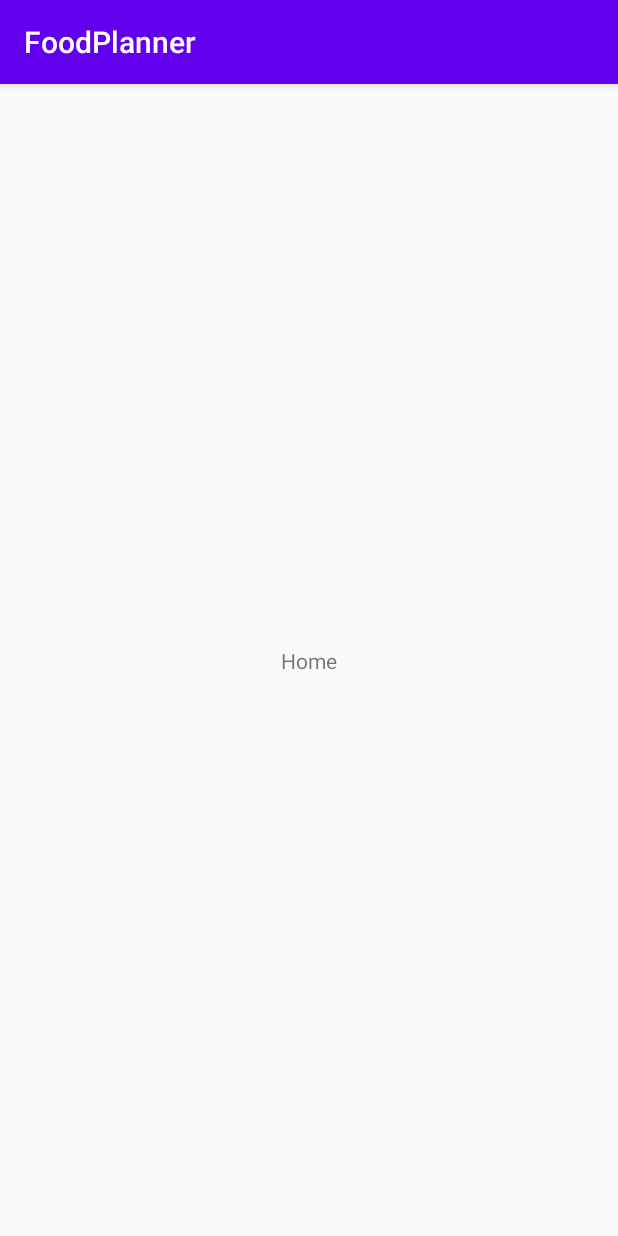
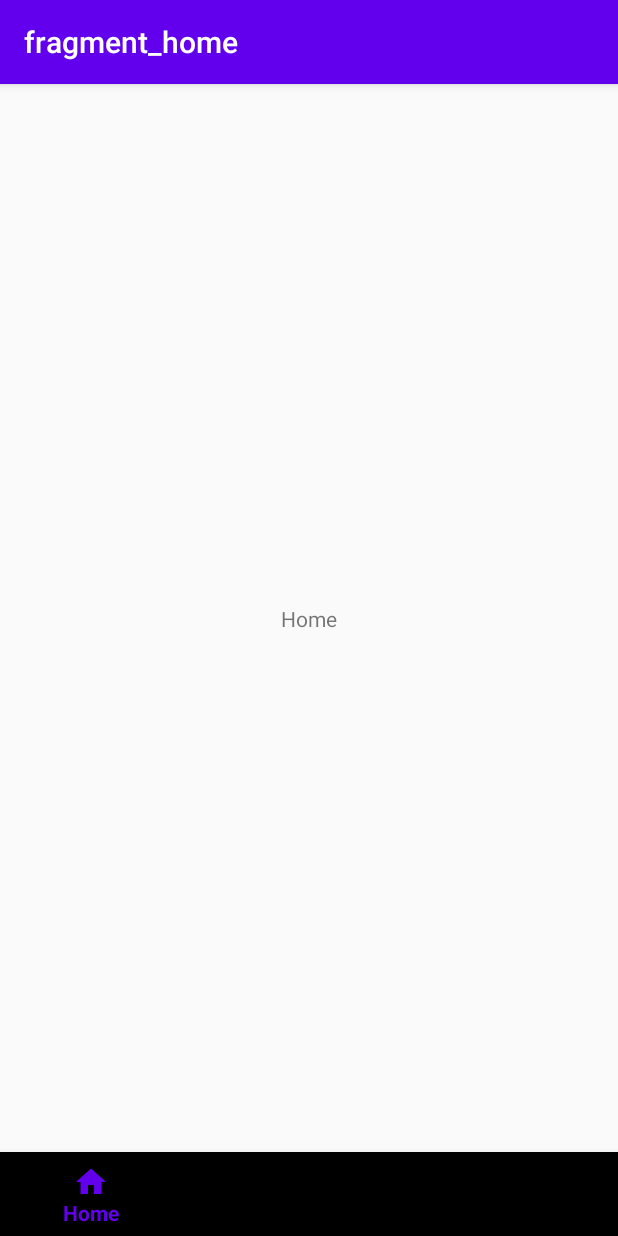
Before and after one commit to AhmedAbdo12345/FoodPlannerApp, an Android app: the HomeActivity screen opened directly, with no data from a screen before it, on a phone screen of 412 x 824 dp. Run offline under Robolectric (Android 15) with nearby library versions, the phone set to English and light mode, and no system bars; our stand-ins replace navigation-ui.

Commit message:
handle error

```diff
--- a/app/src/main/java/com/example/foodplanner/OnboardingScreen/DeciderActivity.java
+++ b/app/src/main/java/com/example/foodplanner/OnboardingScreen/DeciderActivity.java
@@ -8,6 +8,7 @@ import android.content.SharedPreferences;
 import android.os.Bundle;
 
 import com.example.foodplanner.view.activities.AuthActivity;
+import com.example.foodplanner.view.activities.HomeActivity;
 import com.example.foodplanner.view.activities.MainActivity;
 
 public class DeciderActivity extends AppCompatActivity {
--- a/app/src/main/java/com/example/foodplanner/OnboardingScreen/OnboardingScreenActivity.java
+++ b/app/src/main/java/com/example/foodplanner/OnboardingScreen/OnboardingScreenActivity.java
@@ -16,6 +16,7 @@ import android.widget.TextView;
 
 import com.example.foodplanner.R;
 import com.example.foodplanner.view.activities.AuthActivity;
+import com.example.foodplanner.view.activities.HomeActivity;
 import com.example.foodplanner.view.activities.MainActivity;
 
 import java.util.List;
--- a/app/src/main/java/com/example/foodplanner/view/activities/HomeActivity.java
+++ b/app/src/main/java/com/example/foodplanner/view/activities/HomeActivity.java
@@ -16,11 +16,10 @@ import com.example.foodplanner.R;
 public class HomeActivity extends AppCompatActivity {
     BottomNavigationView bottomNavigationView;
 
-    @SuppressLint("MissingInflatedId")
     @Override
     protected void onCreate(Bundle savedInstanceState) {
         super.onCreate(savedInstanceState);
-        setContentView(R.layout.activity_main);
+        setContentView(R.layout.activity_home);
         bottomNavigationView = findViewById (R.id.bottomNavigationView);
 
         AppBarConfiguration appBarConfiguration = new AppBarConfiguration.Builder(
--- a/app/src/main/java/com/example/foodplanner/view/fragments/LoginFragment.java
+++ b/app/src/main/java/com/example/foodplanner/view/fragments/LoginFragment.java
@@ -98,7 +98,7 @@ public class LoginFragment extends Fragment implements SignUpFragmentInterface {
     @Override
     public void onSuccessResult() {
        // NavHostFragment.findNavController(this).navigate(R.id.action_loginFragment_to_nav_grav_main);
-        Navigation.findNavController(getView()).navigate(R.id.action_loginFragment_to_nav_grav_main);
+        Navigation.findNavController(getView()).navigate(R.id.action_loginFragment_to_nav_graph);
 
     }
 
--- a/app/src/main/java/com/example/foodplanner/view/fragments/SignUpFragment.java
+++ b/app/src/main/java/com/example/foodplanner/view/fragments/SignUpFragment.java
@@ -103,7 +103,7 @@ public class SignUpFragment extends Fragment implements SignUpFragmentInterface
     @Override
     public void onSuccessResult() {
         // NavHostFragment.findNavController(this).navigate(R.id.action_loginFragment_to_nav_grav_main);
-        Navigation.findNavController(getView()).navigate(R.id.action_loginFragment_to_nav_grav_main);
+        Navigation.findNavController(getView()).navigate(R.id.action_loginFragment_to_nav_graph);
 
     }
 
--- a/app/src/main/res/layout/activity_home.xml
+++ b/app/src/main/res/layout/activity_home.xml
@@ -29,6 +29,6 @@
         app:layout_constraintEnd_toEndOf="parent"
         app:layout_constraintStart_toStartOf="parent"
         app:layout_constraintTop_toTopOf="parent"
-        app:navGraph="@navigation/nav_graph_bottom" />
+        app:navGraph="@navigation/nav_graph_home" />
 
 </androidx.constraintlayout.widget.ConstraintLayout>
--- a/app/src/main/res/navigation/nav_graph_bottom.xml
+++ b/app/src/main/res/navigation/nav_graph_home.xml
@@ -2,7 +2,7 @@
 <navigation xmlns:android="http://schemas.android.com/apk/res/android"
     xmlns:app="http://schemas.android.com/apk/res-auto"
     xmlns:tools="http://schemas.android.com/tools"
-    android:id="@+id/nav_graph"
+    android:id="@+id/nav_graph_home"
     app:startDestination="@id/homeNav">
     <fragment
         android:id="@+id/homeNav"
--- a/app/src/main/res/navigation/nav_grav_auth.xml
+++ b/app/src/main/res/navigation/nav_grav_auth.xml
@@ -11,8 +11,8 @@
         android:label="fragment_login"
         tools:layout="@layout/fragment_login" >
         <action
-            android:id="@+id/action_loginFragment_to_nav_grav_main"
-            app:destination="@id/nav_grav_main" />
+            android:id="@+id/action_loginFragment_to_nav_graph"
+            app:destination="@id/nav_graph_home" />
     </fragment>
     <fragment
         android:id="@+id/signUpFragment"
@@ -23,5 +23,5 @@
             android:id="@+id/action_signUpFragment_to_loginFragment"
             app:destination="@id/loginFragment" />
     </fragment>
-    <include app:graph="@navigation/nav_grav_main" />
+    <include app:graph="@navigation/nav_graph_home" />
 </navigation>
```
